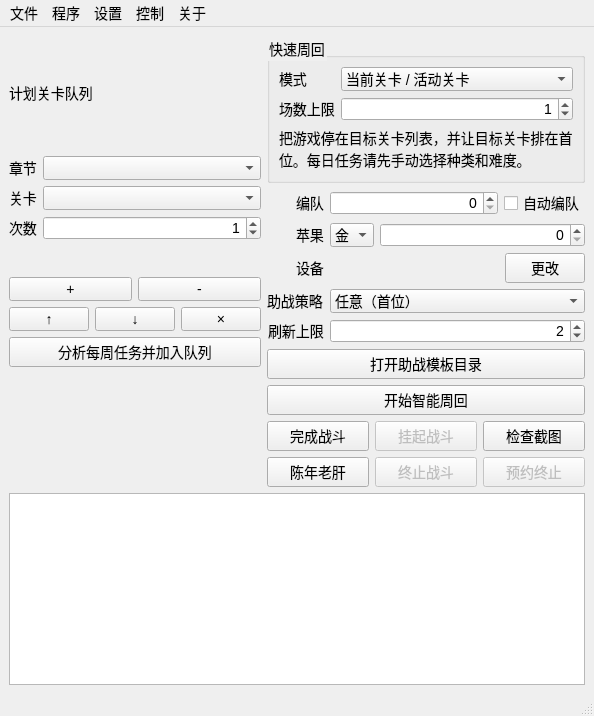
Qt form FGO-py/fgoMainWindow.ui (Lamprotornis-chalybaeus/FGO-py) before a commit.
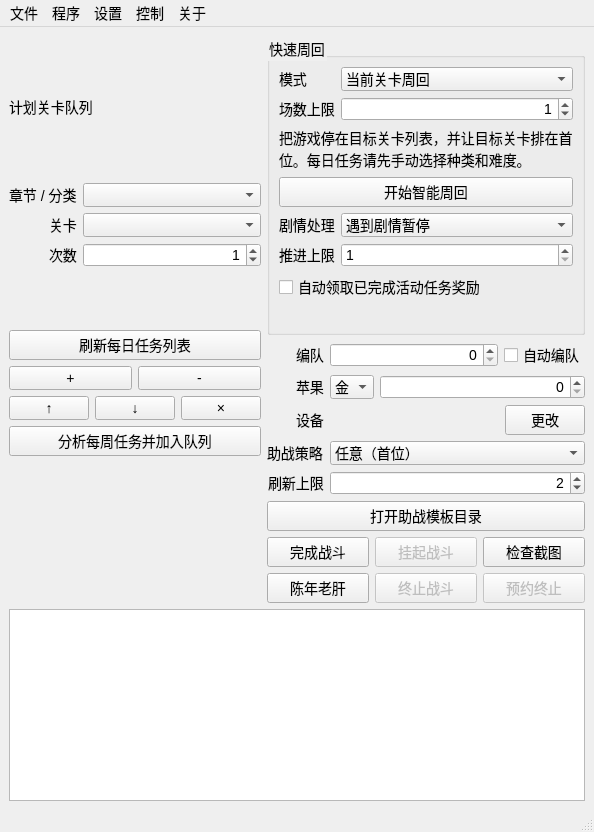
The same form after that commit.

Commit message: feat(gui): add daily quest and activity navigation

```diff
--- a/FGO-py/fgoMainWindow.ui
+++ b/FGO-py/fgoMainWindow.ui
@@ -35,7 +35,7 @@
           <item row="0" column="0">
            <widget class="QLabel" name="LBL_CHAPTER">
             <property name="text">
-             <string>章节</string>
+             <string>章节 / 分类</string>
             </property>
            </widget>
           </item>
@@ -77,6 +77,12 @@
           </item>
          </layout>
         </item>
+        <item>
+         <widget class="QPushButton" name="BTN_DAILY_REFRESH">
+          <property name="text"><string>刷新每日任务列表</string></property>
+          <property name="statusTip"><string>只扫描当前国服每日任务卡片标题；最多向下滚动 10 次，不会进入关卡。</string></property>
+         </widget>
+        </item>
         <item>
          <layout class="QHBoxLayout" name="LAYOUT_QUESTADD">
           <item>
@@ -165,9 +171,9 @@
            <item row="0" column="0"><widget class="QLabel" name="LBL_QUICKMODE"><property name="text"><string>模式</string></property></widget></item>
            <item row="0" column="1">
             <widget class="QComboBox" name="CBB_QUICKMODE">
-             <item><property name="text"><string>当前关卡 / 活动关卡</string></property></item>
-             <item><property name="text"><string>每日任务页</string></property></item>
-             <item><property name="text"><string>主线 / Free 本队列</string></property></item>
+             <item><property name="text"><string>当前关卡周回</string></property></item>
+             <item><property name="text"><string>计划关卡队列</string></property></item>
+             <item><property name="text"><string>活动推进</string></property></item>
             </widget>
            </item>
            <item row="1" column="0"><widget class="QLabel" name="LBL_BATTLELIMIT"><property name="text"><string>场数上限</string></property></widget></item>
@@ -185,6 +191,38 @@
              <property name="text"><string>把游戏停在目标关卡列表，并让目标关卡排在首位。每日任务请先手动选择种类和难度。</string></property>
             </widget>
            </item>
+            <item row="3" column="0" colspan="2">
+             <widget class="QPushButton" name="BTN_MAIN">
+              <property name="cursor"><cursorShape>PointingHandCursor</cursorShape></property>
+              <property name="statusTip"><string>按所选模式开始智能周回或安全活动推进。</string></property>
+              <property name="text"><string>开始智能周回</string></property>
+             </widget>
+            </item>
+            <item row="4" column="0"><widget class="QLabel" name="LBL_EVENT_STORYMODE"><property name="text"><string>剧情处理</string></property></widget></item>
+            <item row="4" column="1">
+             <widget class="QComboBox" name="CBB_EVENT_STORYMODE">
+              <item><property name="text"><string>遇到剧情暂停</string></property></item>
+              <item><property name="text"><string>自动跳过剧情</string></property></item>
+             </widget>
+            </item>
+            <item row="5" column="0"><widget class="QLabel" name="LBL_EVENT_LIMIT"><property name="text"><string>推进上限</string></property></widget></item>
+            <item row="5" column="1">
+             <widget class="QSpinBox" name="TXT_EVENT_LIMIT">
+              <property name="statusTip"><string>最多推进 1 到 100 个剧情节点；不允许无限推进。</string></property>
+              <property name="minimum"><number>1</number></property>
+              <property name="maximum"><number>100</number></property>
+              <property name="value"><number>1</number></property>
+             </widget>
+            </item>
+            <item row="6" column="0" colspan="2">
+             <widget class="QCheckBox" name="CKB_EVENT_REWARD">
+              <property name="text"><string>自动领取已完成活动任务奖励</string></property>
+              <property name="statusTip"><string>仅在 OCR 明确确认任务已完成且按钮为领取时操作；不购买、不兑换、不处理选择奖励。</string></property>
+             </widget>
+            </item>
+            <item row="7" column="0" colspan="2">
+             <widget class="QLabel" name="LBL_EVENT_STATUS"><property name="wordWrap"><bool>true</bool></property><property name="text"><string/></property></widget>
+            </item>
           </layout>
          </widget>
         </item>
@@ -366,20 +404,7 @@
          </item>
        </layout>
         </item>
-        <item>
-         <widget class="QPushButton" name="BTN_MAIN">
-          <property name="cursor">
-           <cursorShape>PointingHandCursor</cursorShape>
-          </property>
-          <property name="statusTip">
-           <string>当前关卡模式下，周回游戏当前关卡列表中的第一个关卡；计划队列模式只执行已列出的任务。</string>
-          </property>
-          <property name="text">
-           <string>开始智能周回</string>
-          </property>
-         </widget>
-        </item>
-        <item>
+<item>
          <layout class="QHBoxLayout" name="LAYOUT_FUNC">
           <item>
            <layout class="QVBoxLayout" name="LAYOUT_FUNCBATTLE">
```
Left out of the diff: 8 changed lines with no effect on the pictures. The commit also changes 9 other files.
